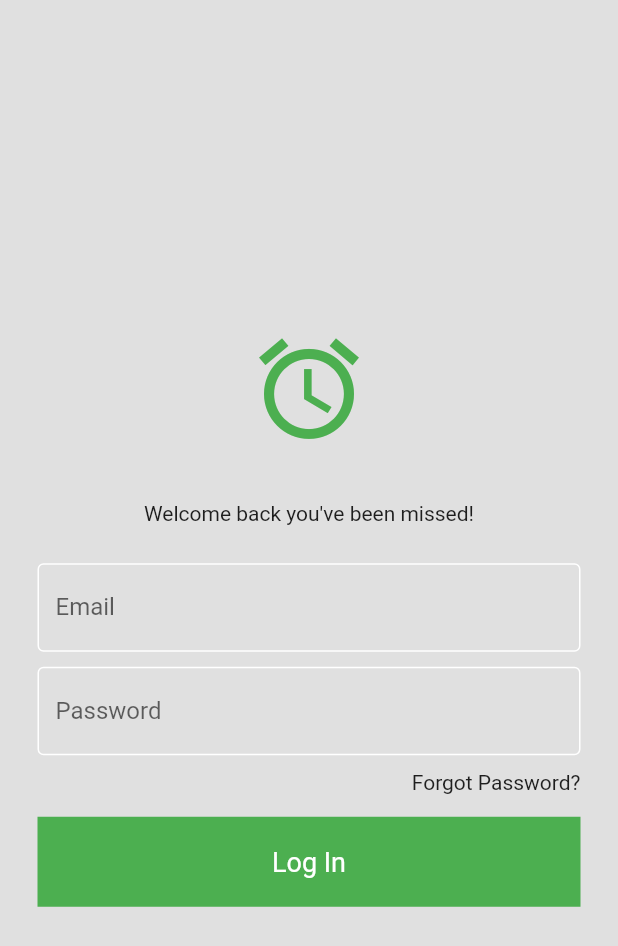
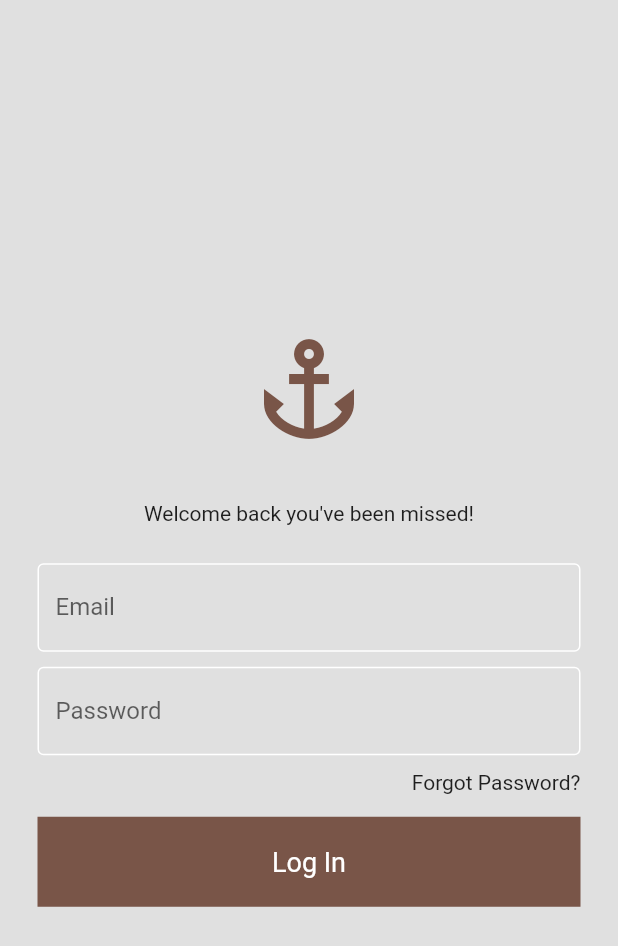
Before and after one commit to louiejaybalondo76-del/dit3b-flutter-app, a Flutter app: the screen it shows after launch, on a phone screen of 412 x 824 dp. Shown: the top 946 px of the screen. Run offline on Flutter 3.47's test engine with Material 3 defaults, Android fonts, the phone set to English and light mode, and no system bars.

Commit message:
added new file

```diff
--- /dev/null
+++ b/lib/Screen/Login_screen.dart
@@ -0,0 +1,99 @@
+import 'package:flutter/material.dart';
+import 'package:flutter_application_1/Screen/bottom_nav.dart';
+
+class LoginScreen extends StatefulWidget {
+  const LoginScreen({super.key});
+
+  @override
+  State<LoginScreen> createState() => _LoginScreenState();
+}
+
+class _LoginScreenState extends State<LoginScreen> {
+  final TextEditingController _usernameController =TextEditingController();
+  final TextEditingController _passwordController =TextEditingController();
+
+  String username = 'admin';
+  String password = '1234';
+  //function to login
+  void _Login(){
+if (_usernameController.text == username &&
+    _passwordController.text == password){
+      Navigator.pushReplacement(context,
+      MaterialPageRoute(builder: (context)=> BottomNav()),
+      );
+    }else {ScaffoldMessenger.of(context).showSnackBar(
+    SnackBar(
+      backgroundColor: Colors.brown,
+    content:Text('Invalid Username or Password'),
+    ),
+    );
+    }
+    }
+
+  @override
+  Widget build(BuildContext context) {
+    return Scaffold(
+        backgroundColor: const Color.fromARGB(255, 224, 224, 224),
+        body: Center(
+          child: Padding(
+            padding: const EdgeInsets.all(25.0),
+            child: Column(
+              mainAxisAlignment: MainAxisAlignment.center,
+              children: [
+                Icon(Icons.anchor, size: 80, color: Colors.brown),
+                SizedBox(height: 35),
+                Text("Welcome back you've been missed!"),
+                SizedBox(height: 25),
+                TextField(
+                  controller: _usernameController,
+                  decoration: InputDecoration(
+                    labelText: 'Email',
+                    enabledBorder: OutlineInputBorder(
+                      borderSide: BorderSide(color: Colors.white),
+                    ),
+                    focusedBorder: OutlineInputBorder(
+                      borderSide: BorderSide(color: Colors.white),
+                    ),
+                  ),
+                ),
+                SizedBox(height: 10),
+                TextField(
+                  controller: _passwordController,
+                  decoration: InputDecoration(
+                    labelText: 'Password',
+                    enabledBorder: OutlineInputBorder(
+                      borderSide: BorderSide(color: Colors.white),
+                    ),
+                    focusedBorder: OutlineInputBorder(
+                      borderSide: BorderSide(color: Colors.white),
+                    ),
+                  ),
+                ),
+                SizedBox(height: 10),
+                Align(
+                  alignment: Alignment.centerRight,
+                  child: Text('Forgot Password?'),
+                ),
+                SizedBox(height: 15),
+                GestureDetector(
+                  onTap: _Login,
+                  child: Container(
+                    width: double.infinity,
+                    height: 60,
+                    color: Colors.brown,
+                    child: Center(
+                      child: Text(
+                        "Log In",
+                        style: TextStyle(fontSize: 18, color: Colors.white),
+                      ),
+                    ),
+
+                  ),
+                ),
+              ],
+            ),
+          ),
+        ),
+      );
+  }
+}
--- a/lib/main.dart
+++ b/lib/main.dart
@@ -1,4 +1,5 @@
 import 'package:flutter/material.dart';
+import 'package:flutter_application_1/Screen/Login_screen.dart';
 
 void main() {
   runApp(const MyApp());
@@ -13,63 +14,7 @@ class MyApp extends StatelessWidget {
     return MaterialApp(
       debugShowCheckedModeBanner: false,
       theme: ThemeData(useMaterial3: false),
-      home: Scaffold(
-        backgroundColor: const Color.fromARGB(255, 224, 224, 224),
-        body: Center(
-          child: Padding(
-            padding: const EdgeInsets.all(25.0),
-            child: Column(
-              mainAxisAlignment: MainAxisAlignment.center,
-              children: [
-                Icon(Icons.access_alarm, size: 80, color: Colors.green),
-                SizedBox(height: 35),
-                Text("Welcome back you've been missed!"),
-                SizedBox(height: 25),
-                TextField(
-                  decoration: InputDecoration(
-                    labelText: 'Email',
-                    enabledBorder: OutlineInputBorder(
-                      borderSide: BorderSide(color: Colors.white),
-                    ),
-                    focusedBorder: OutlineInputBorder(
-                      borderSide: BorderSide(color: Colors.white),
-                    ),
-                  ),
-                ),
-                SizedBox(height: 10),
-                TextField(
-                  decoration: InputDecoration(
-                    labelText: 'Password',
-                    enabledBorder: OutlineInputBorder(
-                      borderSide: BorderSide(color: Colors.white),
-                    ),
-                    focusedBorder: OutlineInputBorder(
-                      borderSide: BorderSide(color: Colors.white),
-                    ),
-                  ),
-                ),
-                SizedBox(height: 10),
-                Align(
-                  alignment: Alignment.centerRight,
-                  child: Text('Forgot Password?'),
-                ),
-                SizedBox(height: 15),
-                Container(
-                  width: double.infinity,
-                  height: 60,
-                  color: Colors.green,
-                  child: Center(
-                    child: Text(
-                      "Log In",
-                      style: TextStyle(fontSize: 18, color: Colors.white),
-                    ),
-                  ),
-                ),
-              ],
-            ),
-          ),
-        ),
-      ),
+      home: LoginScreen()
     );
   }
 }
```
Also changed, not shown: lib/Screen/bottom_nav.dart (added, +18 -0 lines), lib/Screen/home_screen.dart (added).
